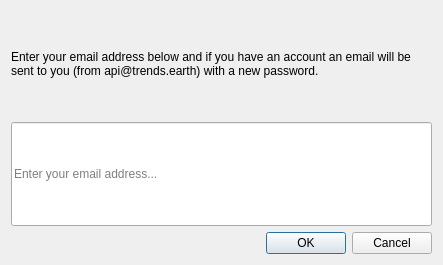
The window that LDMP/gui/DlgSettingsEditForgotPassword.ui (ConservationInternational/trends.earth) describes before a commit, drawn with Qt 5.
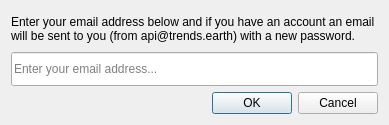
The same window after the commit.

```diff
--- a/LDMP/gui/DlgSettingsEditForgotPassword.ui
+++ b/LDMP/gui/DlgSettingsEditForgotPassword.ui
@@ -6,12 +6,12 @@
    <rect>
     <x>0</x>
     <y>0</y>
-    <width>443</width>
-    <height>265</height>
+    <width>389</width>
+    <height>125</height>
    </rect>
   </property>
   <property name="sizePolicy">
-   <sizepolicy hsizetype="Fixed" vsizetype="Fixed">
+   <sizepolicy hsizetype="Fixed" vsizetype="Minimum">
     <horstretch>0</horstretch>
     <verstretch>0</verstretch>
    </sizepolicy>
@@ -41,7 +41,7 @@
      <property name="minimumSize">
       <size>
        <width>0</width>
-       <height>30</height>
+       <height>0</height>
       </size>
      </property>
      <property name="inputMethodHints">
```
